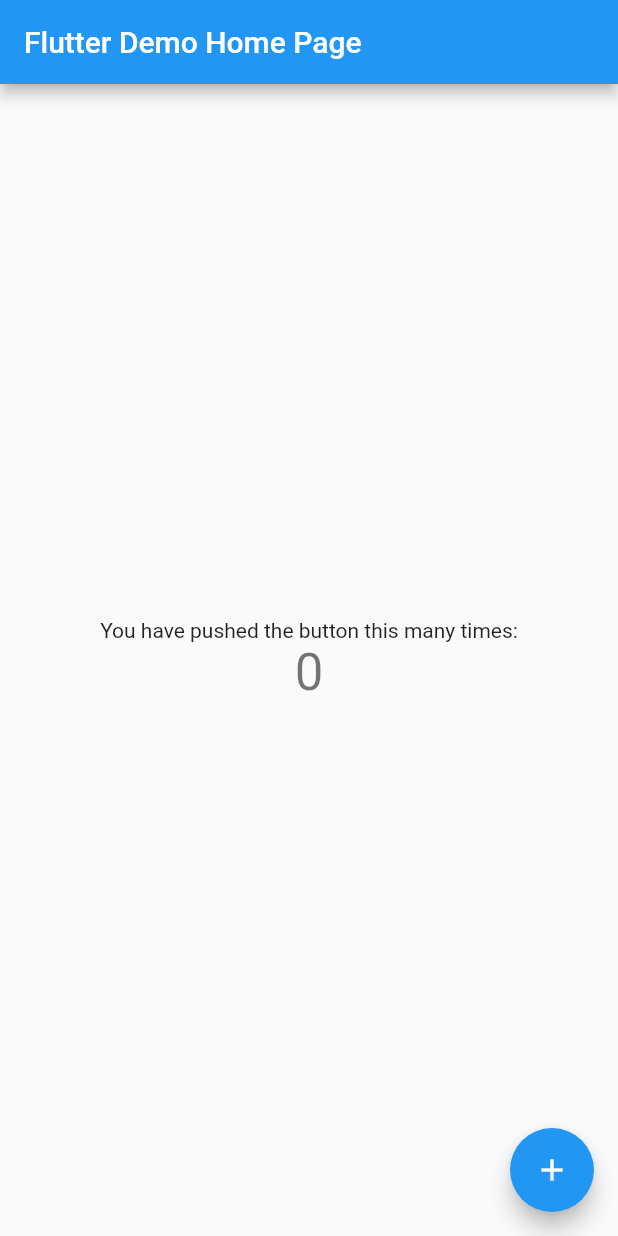
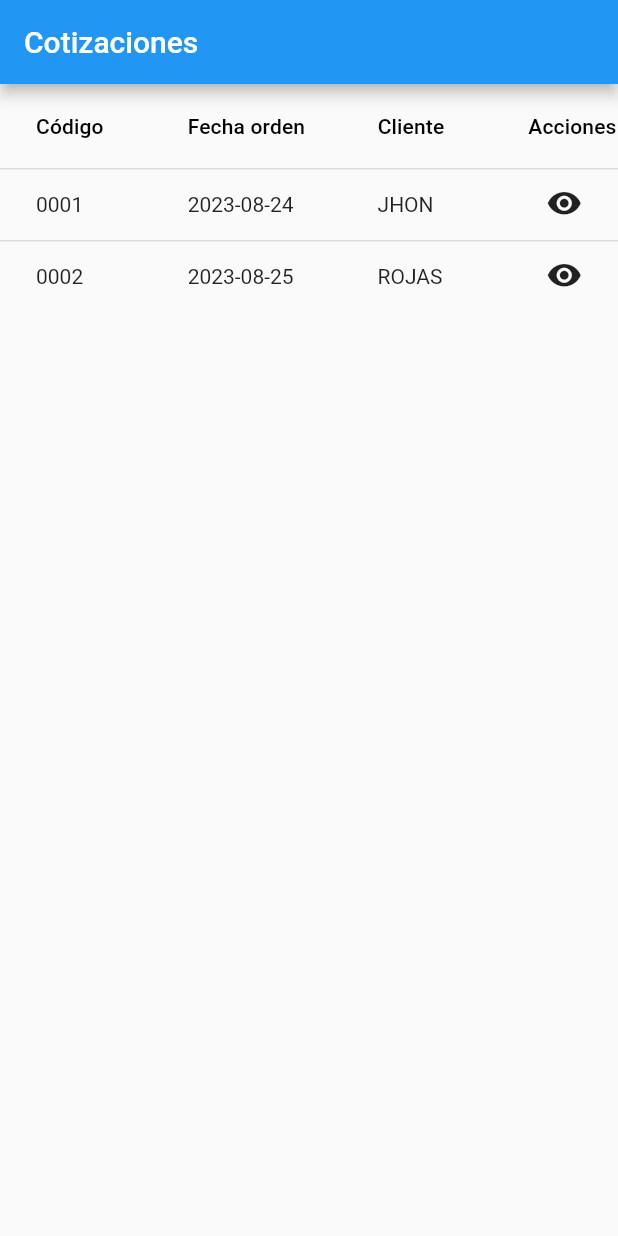
Before and after one commit to Daintz/SenaOnPrintingMovil, a Flutter app: the screen it shows after launch, on a phone screen of 412 x 824 dp. Run offline on Flutter 3.47's test engine with Material 2 defaults, Android fonts, the phone set to English and light mode, and no system bars.

Commit message:
build: :hammer: Quotation Movil
Quotation Movil

```diff
--- /dev/null
+++ b/lib/QuotationClient.dart
@@ -0,0 +1,57 @@
+import 'package:flutter/material.dart';
+import 'package:senaonprintingmovil/visibilityQuotation.dart';
+
+
+class QuotationClient extends StatelessWidget {
+  const QuotationClient();
+
+  @override
+  Widget build(BuildContext context) {
+    return Scaffold(
+      appBar: AppBar(
+        title: Text('Cotizaciones'),
+      ),
+      body: SingleChildScrollView(
+        child: Column(
+          children: [
+            DataTable(
+              columns: [
+                DataColumn(label: Text('Código')),
+                DataColumn(label: Text('Fecha orden')),
+                DataColumn(label: Text('Cliente')),
+                DataColumn(label: Text('Acciones')),
+              ],
+              rows: [
+                DataRow(cells: [
+                  DataCell(Text('0001')),
+                  DataCell(Text('2023-08-24')),
+                  DataCell(Text('JHON')),
+                  DataCell(IconButton(
+                    icon: Icon(Icons.visibility_rounded),
+                    onPressed: () {
+                       Navigator.push(
+            context, MaterialPageRoute(
+              builder: (context)=> QuotationForm()));
+                    },
+                  )),
+                ]),
+                DataRow(cells: [
+                  DataCell(Text('0002')),
+                  DataCell(Text('2023-08-25')),
+                  DataCell(Text('ROJAS')),
+                  DataCell(IconButton(
+                    icon: Icon(Icons.visibility_rounded),
+                    onPressed: () {
+                      // Lógica para manejar el evento del botón
+                    },
+                  )),
+                ]),
+                // Agrega más filas según tus necesidades
+              ],
+            ),
+          ],
+        ),
+      ),
+    );
+  }
+}
--- a/lib/main.dart
+++ b/lib/main.dart
@@ -1,4 +1,6 @@
 import 'package:flutter/material.dart';
+
+import 'QuotationClient.dart';
 
 void main() {
   runApp(const MyApp());
@@ -7,109 +9,14 @@ void main() {
 class MyApp extends StatelessWidget {
   const MyApp({super.key});
 
-  // This widget is the root of your application.
   @override
   Widget build(BuildContext context) {
     return MaterialApp(
       title: 'Flutter Demo',
       theme: ThemeData(
-        // This is the theme of your application.
-        //
-        // Try running your application with "flutter run". You'll see the
-        // application has a blue toolbar. Then, without quitting the app, try
-        // changing the primarySwatch below to Colors.green and then invoke
-        // "hot reload" (press "r" in the console where you ran "flutter run",
-        // or simply save your changes to "hot reload" in a Flutter IDE).
-        // Notice that the counter didn't reset back to zero; the application
-        // is not restarted.
         primarySwatch: Colors.blue,
       ),
-      home: const MyHomePage(title: 'Flutter Demo Home Page'),
+      home: const QuotationClient(),
     );
   }
 }
-
-class MyHomePage extends StatefulWidget {
-  const MyHomePage({super.key, required this.title});
-
-  // This widget is the home page of your application. It is stateful, meaning
-  // that it has a State object (defined below) that contains fields that affect
-  // how it looks.
-
-  // This class is the configuration for the state. It holds the values (in this
-  // case the title) provided by the parent (in this case the App widget) and
-  // used by the build method of the State. Fields in a Widget subclass are
-  // always marked "final".
-
-  final String title;
-
-  @override
-  State<MyHomePage> createState() => _MyHomePageState();
-}
-
-class _MyHomePageState extends State<MyHomePage> {
-  int _counter = 0;
-
-  void _incrementCounter() {
-    setState(() {
-      // This call to setState tells the Flutter framework that something has
-      // changed in this State, which causes it to rerun the build method below
-      // so that the display can reflect the updated values. If we changed
-      // _counter without calling setState(), then the build method would not be
-      // called again, and so nothing would appear to happen.
-      _counter++;
-    });
-  }
-
-  @override
-  Widget build(BuildContext context) {
-    // This method is rerun every time setState is called, for instance as done
-    // by the _incrementCounter method above.
-    //
-    // The Flutter framework has been optimized to make rerunning build methods
-    // fast, so that you can just rebuild anything that needs updating rather
-    // than having to individually change instances of widgets.
-    return Scaffold(
-      appBar: AppBar(
-        // Here we take the value from the MyHomePage object that was created by
-        // the App.build method, and use it to set our appbar title.
-        title: Text(widget.title),
-      ),
-      body: Center(
-        // Center is a layout widget. It takes a single child and positions it
-        // in the middle of the parent.
-        child: Column(
-          // Column is also a layout widget. It takes a list of children and
-          // arranges them vertically. By default, it sizes itself to fit its
-          // children horizontally, and tries to be as tall as its parent.
-          //
-          // Invoke "debug painting" (press "p" in the console, choose the
-          // "Toggle Debug Paint" action from the Flutter Inspector in Android
-          // Studio, or the "Toggle Debug Paint" command in Visual Studio Code)
-          // to see the wireframe for each widget.
-          //
-          // Column has various properties to control how it sizes itself and
-          // how it positions its children. Here we use mainAxisAlignment to
-          // center the children vertically; the main axis here is the vertical
-          // axis because Columns are vertical (the cross axis would be
-          // horizontal).
-          mainAxisAlignment: MainAxisAlignment.center,
-          children: <Widget>[
-            const Text(
-              'You have pushed the button this many times:',
-            ),
-            Text(
-              '$_counter',
-              style: Theme.of(context).textTheme.headlineMedium,
-            ),
-          ],
-        ),
-      ),
-      floatingActionButton: FloatingActionButton(
-        onPressed: _incrementCounter,
-        tooltip: 'Increment',
-        child: const Icon(Icons.add),
-      ), // This trailing comma makes auto-formatting nicer for build methods.
-    );
-  }
-}
```
Also changed, not shown: lib/visibilityQuotation.dart (added, +132 -0 lines), pubspec.lock, 1 other file.
